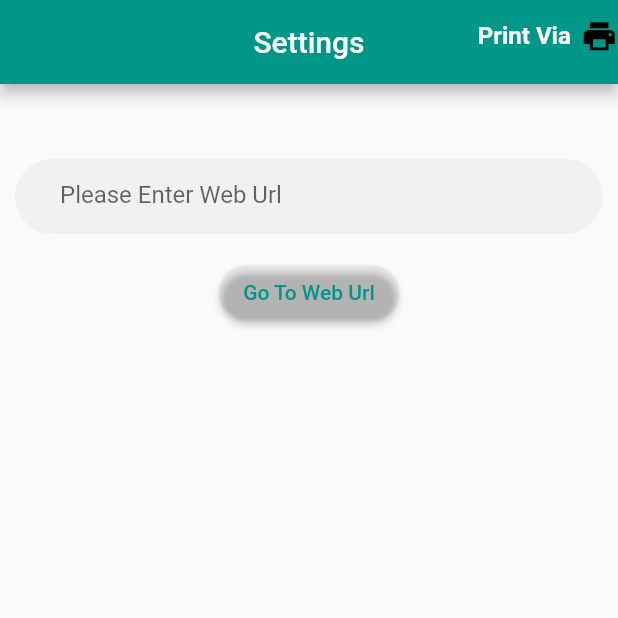
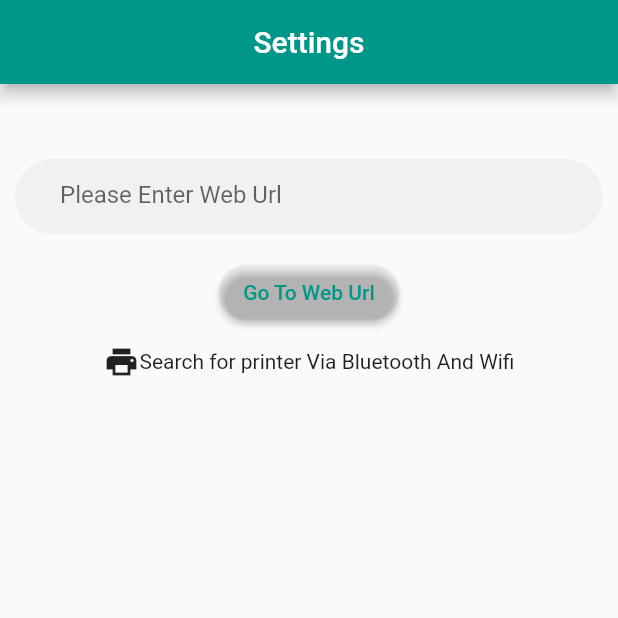
Before and after one commit to abdelrhman-elkasaby/task, a Flutter app: the SettingsScreen screen opened directly, on a phone screen of 412 x 824 dp, the top half of it. Run offline on Flutter 3.47's test engine with Material 2 defaults, Android fonts, the phone set to English and light mode, and no system bars; our stand-ins replace firebase_auth, firebase_core, google_sign_in; missing offline and left inert: esc_pos_bluetooth, esc_pos_utils, flutter_bluetooth_basic, flutter_facebook_login, flutter_webview_plugin; accounts and stored records are empty.

Commit message:
alot of changes

```diff
--- a/lib/screens/settingsScreen.dart
+++ b/lib/screens/settingsScreen.dart
@@ -1,5 +1,6 @@
 import 'package:flutter/cupertino.dart';
 import 'package:flutter/material.dart';
+import 'package:task_isaak/screens/print.dart';
 import 'package:task_isaak/screens/webView.dart';
 class SettingsScreen extends StatefulWidget {
   @override
@@ -9,7 +10,6 @@ class _SettingsScreenState extends State<SettingsScreen> {
   final formKey = GlobalKey<FormState>();
   TextEditingController webUrlController = TextEditingController();
   String webUrl;
-  String _dropDownValue;
   @override
   Widget build(BuildContext context) {
     return Scaffold(
@@ -17,43 +17,13 @@ class _SettingsScreenState extends State<SettingsScreen> {
         backgroundColor: Colors.teal,
         title: Text('Settings'),
         centerTitle: true,
-        actions: [
-          DropdownButton(
-            icon: Icon(Icons.print,color: Colors.black,),
-            iconSize: 25,
-            hint: _dropDownValue == null
-                ? Text(
-                    'Print Via',
-                    style: TextStyle(
-                        color: Colors.white, fontWeight: FontWeight.bold),
-                  )
-                : Text(
-                    _dropDownValue,
-                    style: TextStyle(
-                        color: Colors.white, fontWeight: FontWeight.bold),
-                  ),
-            items: ['Bluetooth', 'Wifi'].map(
-              (val) {
-                return DropdownMenuItem<String>(
-                  value: val,
-                  child: Text(val),
-                );
-              },
-            ).toList(),
-            onChanged: (val) {
-              setState(() {
-                _dropDownValue = val;
-              });
-            },
-            underline: const SizedBox(),
-          ),
-        ],
       ),
       body: Container(
         width: MediaQuery.of(context).size.width,
         height: MediaQuery.of(context).size.height,
         child: SingleChildScrollView(
           child: Column(
+            crossAxisAlignment: CrossAxisAlignment.center,
             children: [
               const SizedBox(
                 height: 50,
@@ -108,6 +78,17 @@ class _SettingsScreenState extends State<SettingsScreen> {
                       borderRadius: BorderRadius.circular(25)),
                 ),
               ),
+              const SizedBox(height: 10,),
+              InkWell(
+                onTap: ()=>Navigator.of(context).push(MaterialPageRoute(builder: (context)=>Print())),
+                child: Row(
+                  mainAxisAlignment: MainAxisAlignment.center,
+                  children: [
+                    Icon(Icons.print),
+                    Text('Search for printer Via Bluetooth And Wifi')
+                  ],
+                ),
+              )
             ],
           ),
         ),
--- a/pubspec.yaml
+++ b/pubspec.yaml
@@ -33,6 +33,8 @@ dependencies:
   google_sign_in:
   flutter_webview_plugin:
   flutter_facebook_login:
+  esc_pos_bluetooth:
+  flutter_bluetooth_basic:
 
 dev_dependencies:
   flutter_test:
```
Also changed, not shown: lib/screens/print.dart (added, +93 -0 lines), pubspec.lock, 1 other file.
